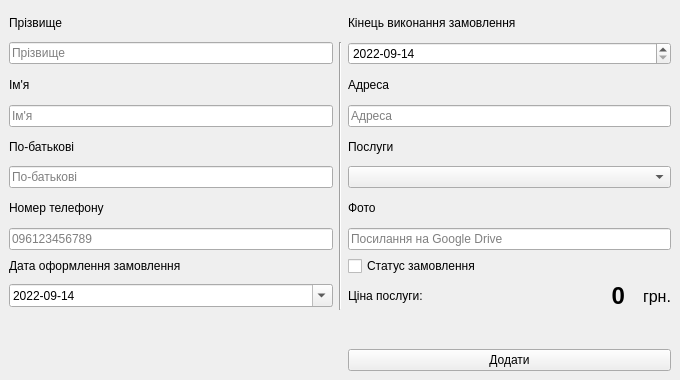
Vakulex/CourseWork, file PhotoJournalistAdminPanel/AddUserData/adduserdata.ui: the form before one commit.
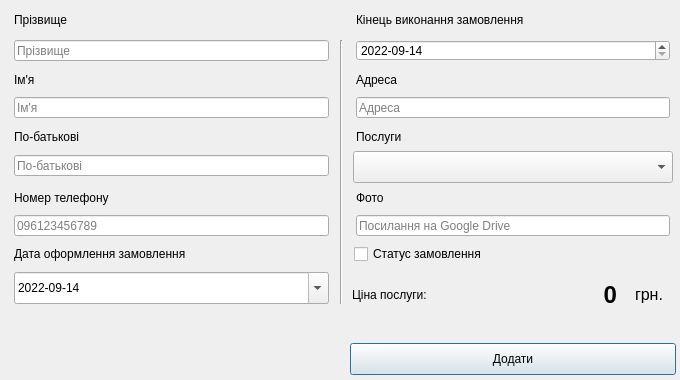
The form after the commit.

What changed in the file:
```diff
--- a/PhotoJournalistAdminPanel/AddUserData/adduserdata.ui
+++ b/PhotoJournalistAdminPanel/AddUserData/adduserdata.ui
@@ -1,7 +1,7 @@
 <?xml version="1.0" encoding="UTF-8"?>
 <ui version="4.0">
  <class>AddUserData</class>
- <widget class="QMainWindow" name="AddUserData">
+ <widget class="QDialog" name="AddUserData">
   <property name="geometry">
    <rect>
     <x>0</x>
@@ -13,29 +13,155 @@
   <property name="windowTitle">
    <string>Додати клієнтів</string>
   </property>
-  <widget class="QWidget" name="centralwidget">
-   <layout class="QGridLayout" name="gridLayout">
-    <item row="7" column="2">
+  <widget class="QLabel" name="label_9">
+   <property name="geometry">
+    <rect>
+     <x>356</x>
+     <y>128</y>
+     <width>314</width>
+     <height>17</height>
+    </rect>
+   </property>
+   <property name="text">
+    <string>Послуги</string>
+   </property>
+  </widget>
+  <widget class="QLineEdit" name="PhoneNumberLineEdit">
+   <property name="geometry">
+    <rect>
+     <x>14</x>
+     <y>215</y>
+     <width>315</width>
+     <height>21</height>
+    </rect>
+   </property>
+   <property name="placeholderText">
+    <string>096123456789</string>
+   </property>
+  </widget>
+  <widget class="QLabel" name="label_2">
+   <property name="geometry">
+    <rect>
+     <x>14</x>
+     <y>71</y>
+     <width>315</width>
+     <height>18</height>
+    </rect>
+   </property>
+   <property name="text">
+    <string>Ім'я</string>
+   </property>
+  </widget>
+  <widget class="QLabel" name="label_4">
+   <property name="geometry">
+    <rect>
+     <x>14</x>
+     <y>11</y>
+     <width>315</width>
+     <height>17</height>
+    </rect>
+   </property>
+   <property name="text">
+    <string>Прізвище</string>
+   </property>
+  </widget>
      <widget class="QLineEdit" name="PhotoPathLineEdit">
+   <property name="geometry">
+    <rect>
+     <x>356</x>
+     <y>215</y>
+     <width>314</width>
+     <height>21</height>
+    </rect>
+   </property>
       <property name="placeholderText">
        <string>Посилання на Google Drive</string>
       </property>
      </widget>
-    </item>
-    <item row="9" column="2">
-     <layout class="QHBoxLayout" name="horizontalLayout">
+  <widget class="QLabel" name="label_7">
+   <property name="geometry">
+    <rect>
+     <x>356</x>
+     <y>11</y>
+     <width>314</width>
+     <height>17</height>
+    </rect>
+   </property>
+   <property name="text">
+    <string>Кінець виконання замовлення</string>
+   </property>
+  </widget>
+  <widget class="QLineEdit" name="NameLineEdit">
+   <property name="geometry">
+    <rect>
+     <x>14</x>
+     <y>97</y>
+     <width>315</width>
+     <height>21</height>
+    </rect>
+   </property>
+   <property name="inputMask">
+    <string/>
+   </property>
+   <property name="maxLength">
+    <number>32</number>
+   </property>
+   <property name="placeholderText">
+    <string>Ім'я</string>
+   </property>
+  </widget>
+  <widget class="QLineEdit" name="AdressLineEdit">
+   <property name="geometry">
+    <rect>
+     <x>356</x>
+     <y>97</y>
+     <width>314</width>
+     <height>21</height>
+    </rect>
+   </property>
+   <property name="maxLength">
+    <number>64</number>
+   </property>
+   <property name="placeholderText">
+    <string>Адреса</string>
+   </property>
+  </widget>
+  <widget class="QLabel" name="label">
+   <property name="geometry">
+    <rect>
+     <x>14</x>
+     <y>246</y>
+     <width>315</width>
+     <height>16</height>
+    </rect>
+   </property>
+   <property name="text">
+    <string>Дата оформлення замовлення</string>
+   </property>
+  </widget>
+  <widget class="QWidget" name="layoutWidget">
+   <property name="geometry">
+    <rect>
+     <x>352</x>
+     <y>279</y>
+     <width>311</width>
+     <height>31</height>
+    </rect>
+   </property>
+   <layout class="QHBoxLayout" name="horizontalLayout_2">
       <item>
-       <widget class="QLabel" name="label_10">
+     <widget class="QLabel" name="label_12">
         <property name="text">
          <string>Ціна послуги: </string>
         </property>
        </widget>
       </item>
       <item>
-       <widget class="QLabel" name="PriceLabel">
+     <widget class="QLabel" name="PriceLabel_2">
         <property name="font">
          <font>
           <pointsize>18</pointsize>
+        <weight>75</weight>
           <bold>true</bold>
          </font>
         </property>
@@ -48,7 +174,7 @@
        </widget>
       </item>
       <item>
-       <widget class="QLabel" name="label_11">
+     <widget class="QLabel" name="label_13">
         <property name="maximumSize">
          <size>
           <width>40</width>
@@ -69,68 +195,175 @@
        </widget>
       </item>
      </layout>
-    </item>
-    <item row="11" column="2">
-     <widget class="QLabel" name="ErrorLabel">
+  </widget>
+  <widget class="QDateEdit" name="StartDateEdit">
+   <property name="geometry">
+    <rect>
+     <x>14</x>
+     <y>272</y>
+     <width>315</width>
+     <height>32</height>
+    </rect>
+   </property>
+   <property name="minimumDate">
+    <date>
+     <year>2022</year>
+     <month>9</month>
+     <day>14</day>
+    </date>
+   </property>
+   <property name="displayFormat">
+    <string>yyyy-MM-dd</string>
+   </property>
+   <property name="calendarPopup">
+    <bool>true</bool>
+   </property>
+  </widget>
+  <widget class="QLabel" name="label_6">
+   <property name="geometry">
+    <rect>
+     <x>356</x>
+     <y>71</y>
+     <width>314</width>
+     <height>18</height>
+    </rect>
+   </property>
       <property name="text">
-       <string/>
-      </property>
-     </widget>
-    </item>
-    <item row="6" column="2">
+    <string>Адреса</string>
+   </property>
+  </widget>
+  <widget class="QDateEdit" name="EndOrderDate">
+   <property name="geometry">
+    <rect>
+     <x>356</x>
+     <y>40</y>
+     <width>314</width>
+     <height>21</height>
+    </rect>
+   </property>
+   <property name="minimumDate">
+    <date>
+     <year>2022</year>
+     <month>9</month>
+     <day>14</day>
+    </date>
+   </property>
+   <property name="displayFormat">
+    <string>yyyy-MM-dd</string>
+   </property>
+  </widget>
      <widget class="QLabel" name="label_8">
+   <property name="geometry">
+    <rect>
+     <x>356</x>
+     <y>189</y>
+     <width>314</width>
+     <height>18</height>
+    </rect>
+   </property>
       <property name="text">
        <string>Фото</string>
       </property>
      </widget>
-    </item>
-    <item row="1" column="2">
-     <widget class="QDateEdit" name="EndOrderDate">
-      <property name="minimumDate">
-       <date>
-        <year>2022</year>
-        <month>9</month>
-        <day>14</day>
-       </date>
-      </property>
-      <property name="displayFormat">
-       <string>yyyy-MM-dd</string>
-      </property>
-     </widget>
-    </item>
-    <item row="4" column="2">
-     <widget class="QLabel" name="label_9">
+  <widget class="QPushButton" name="AddUserButton">
+   <property name="geometry">
+    <rect>
+     <x>350</x>
+     <y>343</y>
+     <width>326</width>
+     <height>32</height>
+    </rect>
+   </property>
       <property name="text">
-       <string>Послуги</string>
-      </property>
-     </widget>
-    </item>
-    <item row="0" column="2">
-     <widget class="QLabel" name="label_7">
-      <property name="text">
-       <string>Кінець виконання замовлення</string>
-      </property>
-     </widget>
-    </item>
-    <item row="3" column="2">
-     <widget class="QLineEdit" name="AdressLineEdit">
+    <string>Додати</string>
+   </property>
+  </widget>
+  <widget class="QLineEdit" name="SurnameLineEdit">
+   <property name="geometry">
+    <rect>
+     <x>14</x>
+     <y>40</y>
+     <width>315</width>
+     <height>21</height>
+    </rect>
+   </property>
+   <property name="inputMask">
+    <string/>
+   </property>
+   <property name="maxLength">
+    <number>32</number>
+   </property>
+   <property name="placeholderText">
+    <string>Прізвище</string>
+   </property>
+  </widget>
+  <widget class="QLineEdit" name="MiddleNameLineEdit">
+   <property name="geometry">
+    <rect>
+     <x>14</x>
+     <y>155</y>
+     <width>315</width>
+     <height>21</height>
+    </rect>
+   </property>
+   <property name="inputMask">
+    <string/>
+   </property>
       <property name="maxLength">
        <number>64</number>
       </property>
       <property name="placeholderText">
-       <string>Адреса</string>
-      </property>
-     </widget>
-    </item>
-    <item row="2" column="2">
-     <widget class="QLabel" name="label_6">
+    <string>По-батькові</string>
+   </property>
+  </widget>
+  <widget class="QCheckBox" name="StatusCheckBox">
+   <property name="geometry">
+    <rect>
+     <x>354</x>
+     <y>244</y>
+     <width>325</width>
+     <height>20</height>
+    </rect>
+   </property>
       <property name="text">
-       <string>Адреса</string>
-      </property>
-     </widget>
-    </item>
-    <item row="5" column="2">
+    <string>Статус замовлення</string>
+   </property>
+  </widget>
+  <widget class="QLabel" name="ErrorLabel">
+   <property name="geometry">
+    <rect>
+     <x>356</x>
+     <y>316</y>
+     <width>314</width>
+     <height>17</height>
+    </rect>
+   </property>
+   <property name="text">
+    <string/>
+   </property>
+  </widget>
+  <widget class="QLabel" name="label_5">
+   <property name="geometry">
+    <rect>
+     <x>14</x>
+     <y>189</y>
+     <width>315</width>
+     <height>18</height>
+    </rect>
+   </property>
+   <property name="text">
+    <string>Номер телефону</string>
+   </property>
+  </widget>
      <widget class="QComboBox" name="ServiceComboBox">
+   <property name="geometry">
+    <rect>
+     <x>353</x>
+     <y>151</y>
+     <width>320</width>
+     <height>32</height>
+    </rect>
+   </property>
       <property name="currentText">
        <string/>
       </property>
@@ -144,127 +377,31 @@
        <string>Послуги</string>
       </property>
      </widget>
-    </item>
-    <item row="8" column="2">
-     <widget class="QCheckBox" name="StatusCheckBox">
-      <property name="text">
-       <string>Статус замовлення</string>
-      </property>
-     </widget>
-    </item>
-    <item row="13" column="2">
-     <widget class="QPushButton" name="AddUserButton">
-      <property name="text">
-       <string>Додати</string>
-      </property>
-     </widget>
-    </item>
-    <item row="5" column="0">
-     <widget class="QLineEdit" name="MiddleNameLineEdit">
-      <property name="inputMask">
-       <string/>
-      </property>
-      <property name="maxLength">
-       <number>32</number>
-      </property>
-      <property name="placeholderText">
-       <string>По-батькові</string>
-      </property>
-     </widget>
-    </item>
-    <item row="4" column="0">
      <widget class="QLabel" name="label_3">
+   <property name="geometry">
+    <rect>
+     <x>14</x>
+     <y>128</y>
+     <width>315</width>
+     <height>17</height>
+    </rect>
+   </property>
       <property name="text">
        <string>По-батькові</string>
       </property>
      </widget>
-    </item>
-    <item row="3" column="0">
-     <widget class="QLineEdit" name="NameLineEdit">
-      <property name="inputMask">
-       <string/>
-      </property>
-      <property name="maxLength">
-       <number>32</number>
-      </property>
-      <property name="placeholderText">
-       <string>Ім'я</string>
-      </property>
-     </widget>
-    </item>
-    <item row="2" column="0">
-     <widget class="QLabel" name="label_2">
-      <property name="text">
-       <string>Ім'я</string>
-      </property>
-     </widget>
-    </item>
-    <item row="1" column="0">
-     <widget class="QLineEdit" name="SurnameLineEdit">
-      <property name="inputMask">
-       <string/>
-      </property>
-      <property name="maxLength">
-       <number>32</number>
-      </property>
-      <property name="placeholderText">
-       <string>Прізвище</string>
-      </property>
-     </widget>
-    </item>
-    <item row="0" column="0">
-     <widget class="QLabel" name="label_4">
-      <property name="text">
-       <string>Прізвище</string>
-      </property>
-     </widget>
-    </item>
-    <item row="6" column="0">
-     <widget class="QLabel" name="label_5">
-      <property name="text">
-       <string>Номер телефону</string>
-      </property>
-     </widget>
-    </item>
-    <item row="7" column="0">
-     <widget class="QLineEdit" name="PhoneNumberLineEdit">
-      <property name="placeholderText">
-       <string>096123456789</string>
-      </property>
-     </widget>
-    </item>
-    <item row="8" column="0">
-     <widget class="QLabel" name="label">
-      <property name="text">
-       <string>Дата оформлення замовлення</string>
-      </property>
-     </widget>
-    </item>
-    <item row="9" column="0">
-     <widget class="QDateEdit" name="StartDateEdit">
-      <property name="minimumDate">
-       <date>
-        <year>2022</year>
-        <month>9</month>
-        <day>14</day>
-       </date>
-      </property>
-      <property name="displayFormat">
-       <string>yyyy-MM-dd</string>
-      </property>
-      <property name="calendarPopup">
-       <bool>true</bool>
-      </property>
-     </widget>
-    </item>
-    <item row="1" column="1" rowspan="9">
      <widget class="Line" name="line">
+   <property name="geometry">
+    <rect>
+     <x>340</x>
+     <y>40</y>
+     <width>3</width>
+     <height>264</height>
+    </rect>
+   </property>
       <property name="orientation">
        <enum>Qt::Vertical</enum>
       </property>
-     </widget>
-    </item>
-   </layout>
   </widget>
  </widget>
  <resources/>
```
Left out of the diff: 4 changed lines with no effect on the pictures. Lines whose indentation alone changed are shown as unchanged.
